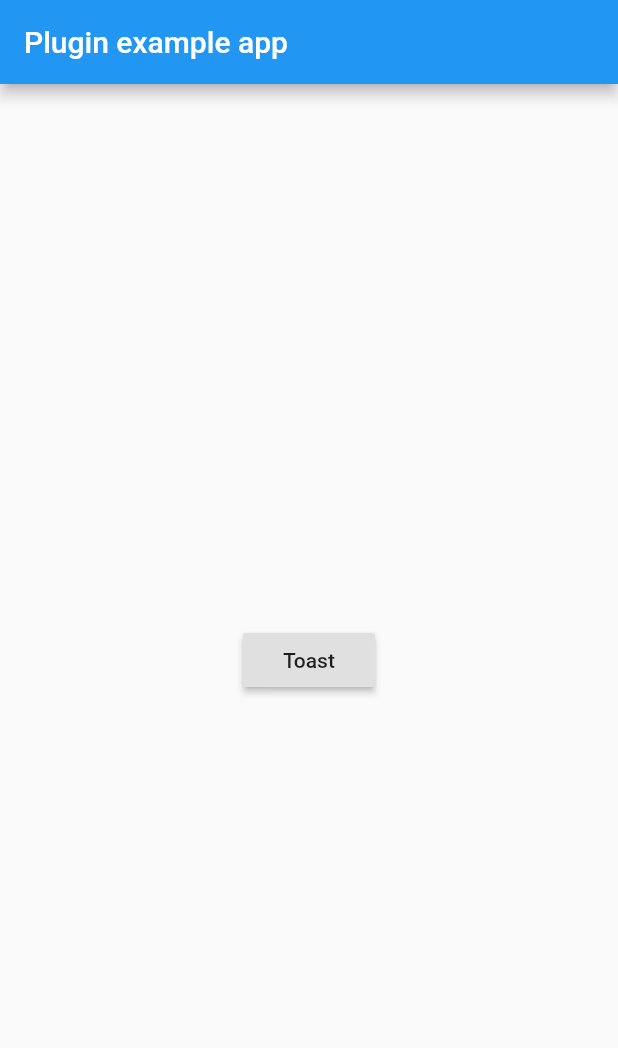
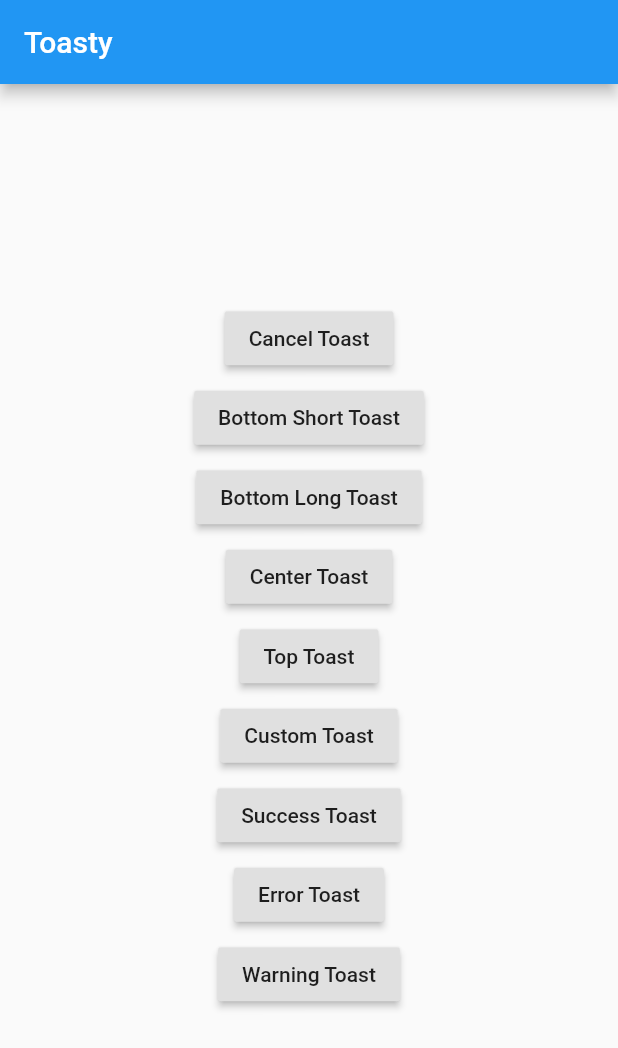
Before and after one commit to AliHoseinpoor/toasty, a Flutter app: the screen it shows after launch, on a phone screen of 412 x 824 dp. Shown: the top 1048 px of the screen. Run offline on Flutter 3.47's test engine with Material 2 defaults, Android fonts, the light colour scheme and no system bars.

Commit message:
some change

```diff
--- a/example/lib/main.dart
+++ b/example/lib/main.dart
@@ -17,23 +17,146 @@ class _MyAppState extends State<MyApp> {
   @override
   Widget build(BuildContext context) {
     return MaterialApp(
+      debugShowCheckedModeBanner: false,
       home: Scaffold(
         appBar: AppBar(
-          title: const Text('Plugin example app'),
+          title: const Text('Toasty'),
         ),
         body: Center(
-          child: new RaisedButton(
+          child: new Column(
+            mainAxisAlignment: MainAxisAlignment.center,
+            children: <Widget>[
+              new RaisedButton(
+                onPressed: () async {
+                  Toasty.cancel();
+                },
+                child: new Text('Cancel Toast'),
+              ),
+              new SizedBox(
+                height: 5,
+              ),
+              new RaisedButton(
+                onPressed: () async {
+                  Toasty.showToast(
+                    message: 'this is a message',
+                    length: TOAST_LENGTH.LENGTH_SHORT,
+                    gravity: TOAST_GRAVITY.BOTTOM,
+                    fontSize: 15,
+                  );
+                },
+                child: new Text('Bottom Short Toast'),
+              ),
+              new SizedBox(
+                height: 5,
+              ),
+              new RaisedButton(
+                onPressed: () async {
+                  Toasty.showToast(
+                    message: 'this is a message',
+                    length: TOAST_LENGTH.LENGTH_LONG,
+                    gravity: TOAST_GRAVITY.BOTTOM,
+                    fontSize: 15,
+                  );
+                },
+                child: new Text('Bottom Long Toast'),
+              ),
+              new SizedBox(
+                height: 5,
+              ),
+              new RaisedButton(
+                onPressed: () async {
+                  Toasty.showToast(
+                    message: 'this is a message',
+                    fontSize: 15,
+                    gravity: TOAST_GRAVITY.CENTER,
+                  );
+                },
+                child: new Text('Center Toast'),
+              ),
+              new SizedBox(
+                height: 5,
+              ),
+              new RaisedButton(
+                onPressed: () async {
+                  Toasty.showToast(
+                    message: 'this is a message',
+                    fontSize: 15,
+                    gravity: TOAST_GRAVITY.TOP,
+                  );
+                },
+                child: new Text('Top Toast'),
+              ),
+              new SizedBox(
+                height: 5,
+              ),
+              new RaisedButton(
                 onPressed: () async {
                   Toasty.showToast(
                     message: 'this is a message',
                     length: TOAST_LENGTH.LENGTH_SHORT,
                     gravity: TOAST_GRAVITY.BOTTOM,
                     fontColor: Colors.white,
-                backgroundColor: Colors.grey.shade300,
-                fontSize: 15,
+                    backgroundColor: Colors.black,
+                    fontSize: 18,
                   );
                 },
-            child: new Text('Toast'),
+                child: new Text('Custom Toast'),
+              ),
+              new SizedBox(
+                height: 5,
+              ),
+              new RaisedButton(
+                onPressed: () async {
+                  Toasty.successToast(
+                    message: 'this is a success message',
+                    length: TOAST_LENGTH.LENGTH_SHORT,
+                    gravity: TOAST_GRAVITY.BOTTOM,
+                    fontSize: 17,
+                    iconSize: 17,
+                    iconColor: Colors.white,
+                    fontColor: Colors.white,
+                  );
+                },
+                child: new Text('Success Toast'),
+              ),
+              new SizedBox(
+                height: 5,
+              ),
+              new RaisedButton(
+                onPressed: () async {
+                  Toasty.errorToast(
+                    message: 'this is a error message',
+                    length: TOAST_LENGTH.LENGTH_SHORT,
+                    gravity: TOAST_GRAVITY.BOTTOM,
+                    fontSize: 17,
+                    iconSize: 17,
+                    iconColor: Colors.white,
+                    fontColor: Colors.white,
+                  );
+                },
+                child: new Text('Error Toast'),
+              ),
+              new SizedBox(
+                height: 5,
+              ),
+              new RaisedButton(
+                onPressed: () async {
+                  Toasty.warningToast(
+                    message: 'this is a warning message',
+                    length: TOAST_LENGTH.LENGTH_SHORT,
+                    gravity: TOAST_GRAVITY.BOTTOM,
+                    fontSize: 17,
+                    iconSize: 17,
+                    iconColor: Colors.white,
+                    fontColor: Colors.white,
+                  );
+                },
+                child: new Text('Warning Toast'),
+              ),
+              new SizedBox(
+                height: 5,
+              ),
+            ],
           ),
         ),
       ),
--- a/lib/toasty.dart
+++ b/lib/toasty.dart
@@ -1,10 +1,8 @@
 import 'dart:async';
 import 'dart:ui';
-
 import 'package:flutter/foundation.dart';
 import 'package:flutter/material.dart';
 import 'package:flutter/services.dart';
-import 'package:meta/meta.dart';
 
 enum TOAST_LENGTH { LENGTH_SHORT, LENGTH_LONG }
 enum TOAST_GRAVITY { BOTTOM, CENTER, TOP }
```
Also changed, not shown: 3 other files. Lines whose indentation alone changed are shown as unchanged.
